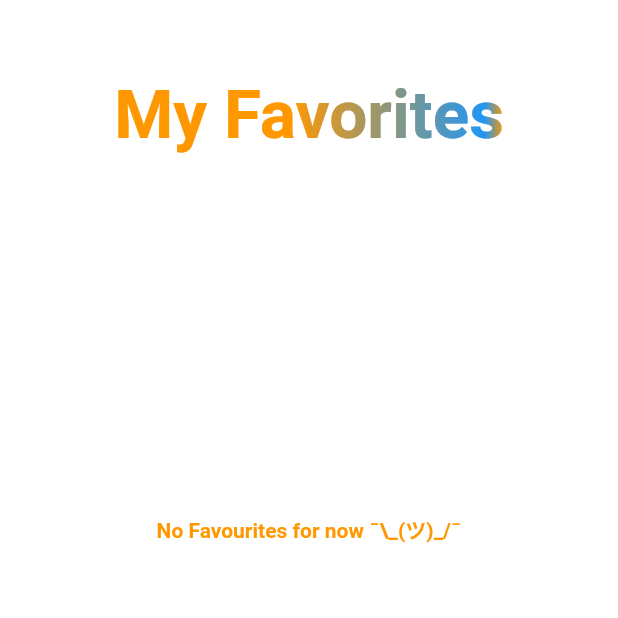
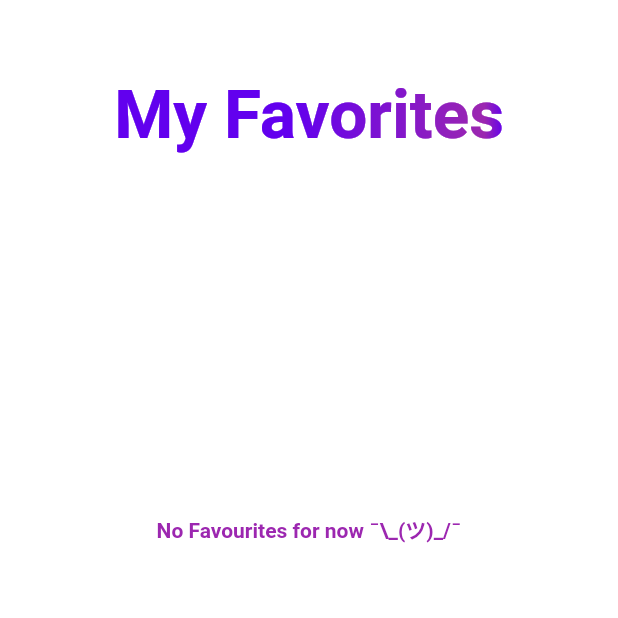
Before and after one commit to MeIsAlien/18-under-18_final_submission, a Flutter app: the FavoritesScreen screen opened directly, on a phone screen of 412 x 824 dp, the top half of it. Run offline on Flutter 3.47's test engine with Material 2 defaults, Android fonts, the phone set to English and light mode, and no system bars; our stand-ins replace cached_network_image, carousel_slider, firebase_analytics, firebase_core, firebase_database, flutter_swiper and 3 more; missing offline and left inert: arcore_flutter_plugin; accounts and stored records are empty; statements that could not run were skipped.

Commit message:
fixed release version 1

```diff
--- a/lib/favourites.dart
+++ b/lib/favourites.dart
@@ -82,9 +82,9 @@ class _RainbowAnimatedTextState extends State<RainbowAnimatedText>
           _animation.value,
           _animation.value + 0.5
         ], colors: [
-          Colors.orange,
-          Colors.blue,
-          Colors.orange
+          tColor,
+          Colors.purple,
+          tColor
         ]).createShader((rect));
       },
     );
@@ -151,14 +151,14 @@ class _FavoritesGridState extends State<FavoritesGrid> {
               mainAxisSpacing: 20),
           itemCount: gridTiles.length,
           itemBuilder: (BuildContext context, int index) {
-            return Text("data");
+            return gridTiles[index];
           });
     } else {
       return Center(
           child: Container(
             child: Text(
               "No Favourites for now ¯" + r'\' + "_(ツ)_/¯",
-              style: TextStyle(fontWeight: FontWeight.w700, color: Colors.orange),
+              style: TextStyle(fontWeight: FontWeight.w700, color: Colors.purple),
             ),
           ));
     }}
```
Also changed, not shown: 2 other files.
